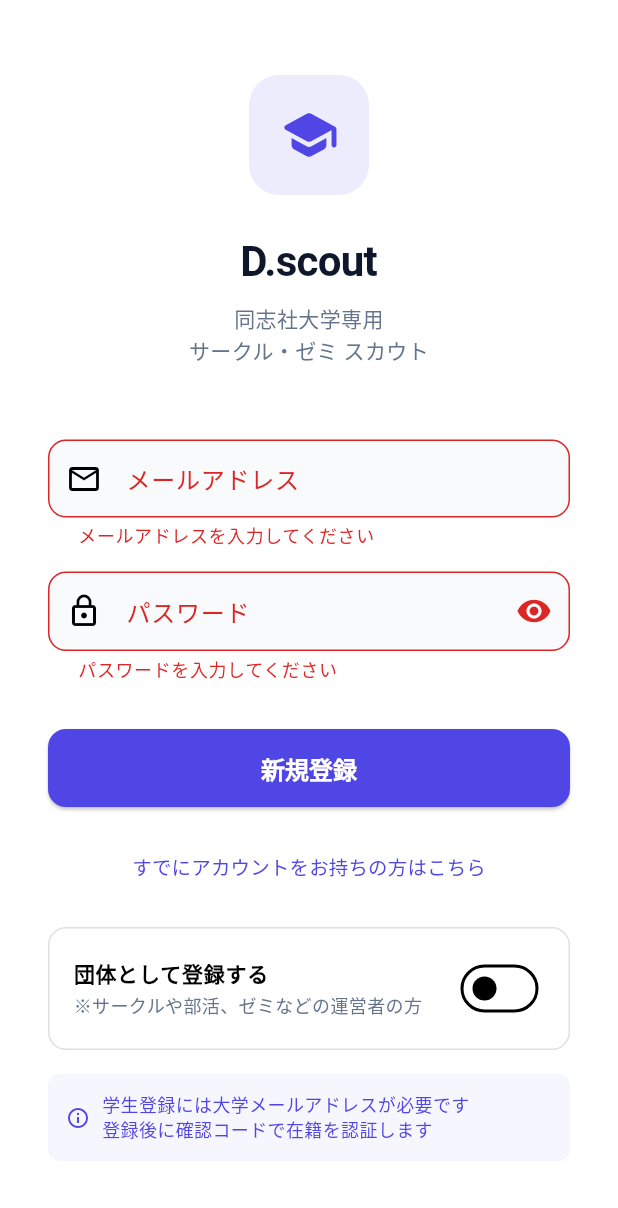
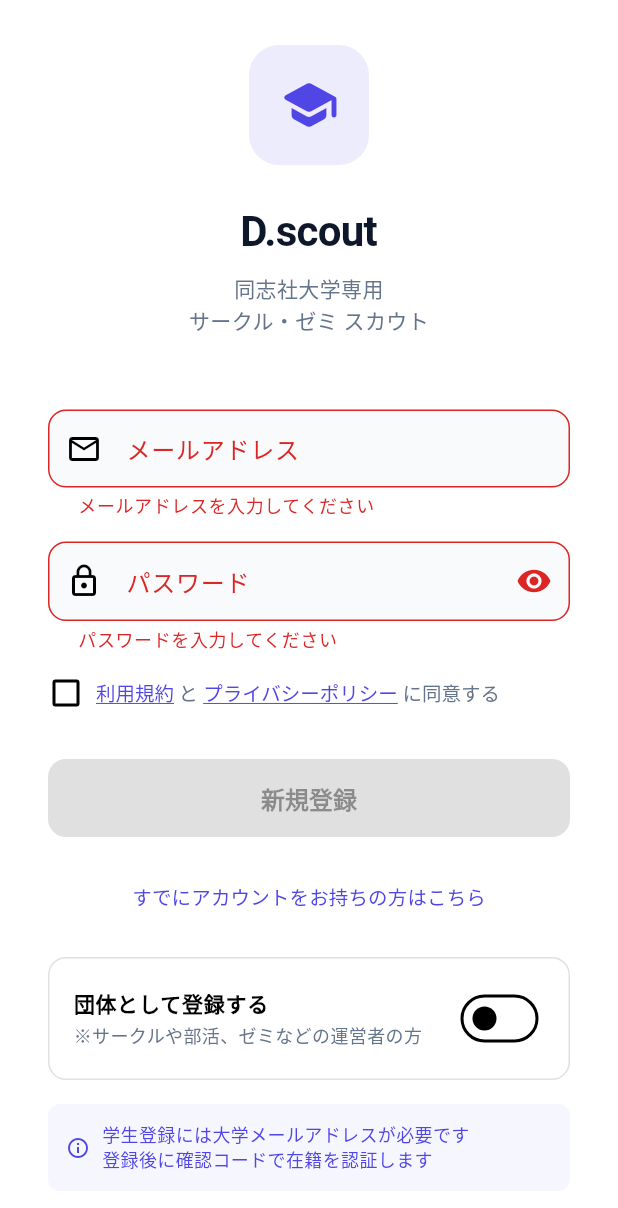
Before and after one commit to nishikawataishi/D-scout, a Flutter app: the screen it shows after launch, after a tap on "ログイン", after a tap on "初めての方はこちら（新規登録）", on a phone screen of 412 x 824 dp. Shown: the top 1208 px of the screen. Run offline on Flutter 3.47's test engine with Material 3 defaults, Android fonts, the phone set to English and light mode, and no system bars; our stand-ins replace cached_network_image, cloud_firestore, cloud_functions, firebase_auth, firebase_core, firebase_storage and 3 more; missing offline and left inert: add_2_calendar; accounts and stored records are empty; generated files the repository leaves out were written again; Roboto replaces fonts that are missing (NotoSansJP).

Commit message:
feat: 利用規約・プライバシーポリシー画面を追加
Apple App Store申請に向けて利用規約・PP表示と新規登録時の同意チェックボックスを実装。
マイページ設定メニューからもいつでも閲覧可能。

Co-Authored-By: Claude Sonnet 4.6 <noreply@anthropic.com>

```diff
--- a/lib/screens/login_screen.dart
+++ b/lib/screens/login_screen.dart
@@ -1,8 +1,11 @@
+import 'package:flutter/gestures.dart';
 import 'package:flutter/material.dart';
 import 'package:provider/provider.dart';
 import '../theme/app_theme.dart';
 import '../services/auth_notifier.dart';
 import '../services/auth_service.dart';
+import 'terms_screen.dart';
+import 'privacy_policy_screen.dart';
 
 /// ログイン画面
 /// 一般メール（Gmail等）でのログイン・新規登録（2層認証の第1層）
@@ -21,6 +24,7 @@ class _LoginScreenState extends State<LoginScreen> {
   bool _isLoading = false;
   bool _isSignUpMode = false;
   bool _isOrganizationMode = false; // 団体アカウント登録フラグ
+  bool _agreedToTerms = false; // 利用規約・PP同意フラグ
 
   /// メールアドレスのバリデーション
   /// 学生モード新規登録時は同志社大学ドメインを必須にする
@@ -217,13 +221,84 @@ class _LoginScreenState extends State<LoginScreen> {
                       ),
                     ),
                   ),
+
+                  // 利用規約・プライバシーポリシー同意チェックボックス（新規登録モード時のみ）
+                  if (_isSignUpMode) ...[
+                    const SizedBox(height: 16),
+                    Row(
+                      crossAxisAlignment: CrossAxisAlignment.center,
+                      children: [
+                        SizedBox(
+                          width: 24,
+                          height: 24,
+                          child: Checkbox(
+                            value: _agreedToTerms,
+                            onChanged: (value) {
+                              setState(() => _agreedToTerms = value ?? false);
+                            },
+                            activeColor: AppTheme.primary,
+                          ),
+                        ),
+                        const SizedBox(width: 8),
+                        Expanded(
+                          child: RichText(
+                            text: TextSpan(
+                              style: const TextStyle(
+                                fontSize: 13,
+                                color: AppTheme.textSecondary,
+                              ),
+                              children: [
+                                TextSpan(
+                                  text: '利用規約',
+                                  style: const TextStyle(
+                                    color: AppTheme.primary,
+                                    decoration: TextDecoration.underline,
+                                  ),
+                                  recognizer: TapGestureRecognizer()
+                                    ..onTap = () {
+                                      Navigator.push(
+                                        context,
+                                        MaterialPageRoute(
+                                          builder: (_) => const TermsScreen(),
+                                        ),
+                                      );
+                                    },
+                                ),
+                                const TextSpan(text: ' と '),
+                                TextSpan(
+                                  text: 'プライバシーポリシー',
+                                  style: const TextStyle(
+                                    color: AppTheme.primary,
+                                    decoration: TextDecoration.underline,
+                                  ),
+                                  recognizer: TapGestureRecognizer()
+                                    ..onTap = () {
+                                      Navigator.push(
+                                        context,
+                                        MaterialPageRoute(
+                                          builder: (_) =>
+                                              const PrivacyPolicyScreen(),
+                                        ),
+                                      );
+                                    },
+                                ),
+                                const TextSpan(text: ' に同意する'),
+                              ],
+                            ),
+                          ),
+                        ),
+                      ],
+                    ),
+                  ],
                   const SizedBox(height: 32),
 
                   // ログイン / 新規登録ボタン
                   SizedBox(
                     width: double.infinity,
                     child: ElevatedButton(
-                      onPressed: _isLoading ? null : _handleSubmit,
+                      onPressed: _isLoading || (_isSignUpMode && !_agreedToTerms)
+                          ? null
+                          : _handleSubmit,
                       child: _isLoading
                           ? const SizedBox(
                               width: 24,
@@ -241,7 +316,10 @@ class _LoginScreenState extends State<LoginScreen> {
                   // モード切り替え
                   TextButton(
                     onPressed: () {
-                      setState(() => _isSignUpMode = !_isSignUpMode);
+                      setState(() {
+                        _isSignUpMode = !_isSignUpMode;
+                        _agreedToTerms = false;
+                      });
                     },
                     child: Text(
                       _isSignUpMode ? 'すでにアカウントをお持ちの方はこちら' : '初めての方はこちら（新規登録）',
--- /dev/null
+++ b/lib/screens/privacy_policy_screen.dart
@@ -0,0 +1,98 @@
+import 'package:flutter/material.dart';
+import '../theme/app_theme.dart';
+
+/// プライバシーポリシー画面
+class PrivacyPolicyScreen extends StatelessWidget {
+  const PrivacyPolicyScreen({super.key});
+
+  @override
+  Widget build(BuildContext context) {
+    return Scaffold(
+      backgroundColor: AppTheme.surface,
+      appBar: AppBar(title: const Text('プライバシーポリシー')),
+      body: const SingleChildScrollView(
+        padding: EdgeInsets.all(20),
+        child: Text(
+          _privacyPolicyText,
+          style: TextStyle(
+            fontSize: 14,
+            height: 1.8,
+            color: AppTheme.textPrimary,
+          ),
+        ),
+      ),
+    );
+  }
+}
+
+const String _privacyPolicyText = '''D.scout プライバシーポリシー
+
+最終更新日：2026年3月20日
+
+D.scout（以下「本サービス」）は、ユーザーの個人情報の保護を重要と考え、以下のとおりプライバシーポリシーを定めます。
+
+1. 取得する情報
+本サービスでは、以下の情報を取得します。
+
+(1) ユーザーが提供する情報
+・メールアドレス（大学メールアドレスを含む）
+・氏名、学部、学年、キャンパス
+・プロフィール写真
+・興味・関心タグ
+・団体情報（団体アカウントの場合：団体名、説明、活動場所等）
+
+(2) 自動的に取得する情報
+・アプリの利用状況（Firebase Analyticsによる匿名の利用統計）
+・端末情報（OS、バージョン等）
+・クラッシュレポート（Firebase Crashlytics）
+
+2. 情報の利用目的
+取得した情報は、以下の目的で利用します。
+・本サービスの提供・運営・改善
+・ユーザー認証（学生認証を含む）
+・団体とユーザーのマッチング機能の提供
+・お問い合わせ対応
+・利用状況の分析によるサービス改善
+・重要なお知らせの通知
+
+3. 情報の第三者提供
+ユーザーの個人情報は、以下の場合を除き、第三者に提供しません。
+・ユーザーの同意がある場合
+・法令に基づく場合
+・人の生命・身体・財産の保護に必要な場合
+
+4. 外部サービスの利用
+本サービスでは、以下の外部サービスを利用しています。
+
+(1) Firebase（Google LLC）
+・Firebase Authentication：ユーザー認証
+・Cloud Firestore：データの保存
+・Firebase Storage：画像ファイルの保存
+・Firebase Analytics：利用状況の匿名分析
+・Firebase Crashlytics：アプリのクラッシュ情報収集
+
+これらのサービスにおける情報の取り扱いについては、Google のプライバシーポリシー（https://policies.google.com/privacy）をご確認ください。
+
+5. 情報の管理
+・取得した個人情報は、適切な安全管理措置を講じて保護します。
+・不正アクセス、紛失、破壊、改ざん、漏洩の防止に努めます。
+
+6. ユーザーの権利
+ユーザーは、以下の権利を有します。
+・自己の個人情報の開示を請求する権利
+・個人情報の訂正・削除を請求する権利
+・アカウントの削除（退会）を行う権利
+
+7. Cookie・トラッキング技術
+本サービスのモバイルアプリでは、Cookieは使用しません。Firebase Analyticsによる匿名の利用統計データの収集を行います。
+
+8. 未成年者の利用
+本サービスは大学生を対象としていますが、18歳未満の方が利用する場合は保護者の同意を得た上でご利用ください。
+
+9. プライバシーポリシーの変更
+本ポリシーの内容は、法令の変更やサービスの変更に伴い、予告なく変更することがあります。変更後のプライバシーポリシーは、アプリ内に掲載した時点から効力を生じるものとします。
+
+10. お問い合わせ
+個人情報の取り扱いに関するお問い合わせは、アプリ内の「ヘルプ・お問い合わせ」よりご連絡ください。
+
+以上''';
--- /dev/null
+++ b/lib/screens/terms_screen.dart
@@ -0,0 +1,82 @@
+import 'package:flutter/material.dart';
+import '../theme/app_theme.dart';
+
+/// 利用規約画面
+class TermsScreen extends StatelessWidget {
+  const TermsScreen({super.key});
+
+  @override
+  Widget build(BuildContext context) {
+    return Scaffold(
+      backgroundColor: AppTheme.surface,
+      appBar: AppBar(title: const Text('利用規約')),
+      body: const SingleChildScrollView(
+        padding: EdgeInsets.all(20),
+        child: Text(
+          _termsText,
+          style: TextStyle(
+            fontSize: 14,
+            height: 1.8,
+            color: AppTheme.textPrimary,
+          ),
+        ),
+      ),
+    );
+  }
+}
+
+const String _termsText = '''D.scout 利用規約
+
+最終更新日：2026年3月20日
+
+この利用規約（以下「本規約」）は、D.scout（以下「本サービス」）の利用に関する条件を定めるものです。本サービスを利用する全てのユーザー（以下「ユーザー」）は、本規約に同意したものとみなされます。
+
+第1条（サービスの概要）
+本サービスは、同志社大学・同志社女子大学の学生と、学内のサークル・部活動・ゼミナール等の団体をつなぐマッチングプラットフォームです。
+
+第2条（アカウント登録）
+1. ユーザーは、正確かつ最新の情報を提供してアカウント登録を行うものとします。
+2. 学生ユーザーは、同志社大学または同志社女子大学が発行するメールアドレスを使用して登録する必要があります。
+3. アカウントの管理責任はユーザー自身にあり、第三者への貸与・譲渡は禁止します。
+4. 登録情報に虚偽が判明した場合、アカウントを停止または削除することがあります。
+
+第3条（禁止事項）
+ユーザーは、以下の行為を行ってはなりません。
+1. 法令または公序良俗に反する行為
+2. 他のユーザーへの嫌がらせ、誹謗中傷、脅迫、ストーカー行為
+3. 虚偽の情報を登録・投稿する行為
+4. 本サービスの運営を妨害する行為
+5. 他のユーザーの個人情報を不正に収集・利用する行為
+6. 商業目的の宣伝・広告・勧誘行為（運営が許可したものを除く）
+7. 本サービスのシステムに対する不正アクセスやリバースエンジニアリング
+8. その他、運営が不適切と判断する行為
+
+第4条（コンテンツの取り扱い）
+1. ユーザーが投稿したコンテンツ（プロフィール情報、写真等）の著作権はユーザーに帰属します。
+2. ただし、本サービスの運営・改善・宣伝のために、投稿コンテンツを無償で利用できる権利を運営に許諾するものとします。
+3. 運営は、法令違反や本規約違反のコンテンツを事前の通知なく削除できるものとします。
+
+第5条（サービスの変更・停止）
+1. 運営は、事前の通知なく本サービスの内容を変更、または一時的もしくは永続的に停止できるものとします。
+2. サービスの変更・停止によりユーザーに損害が生じた場合でも、運営は一切の責任を負いません。
+
+第6条（免責事項）
+1. 本サービスは「現状のまま」提供されるものであり、特定の目的への適合性、正確性、完全性を保証しません。
+2. ユーザー間のトラブルについて、運営は一切の責任を負いません。
+3. 本サービスの利用により生じた損害について、運営の故意または重過失による場合を除き、運営は一切の責任を負いません。
+
+第7条（退会）
+1. ユーザーは、所定の手続きによりいつでも退会できます。
+2. 退会後、アカウントに関連するデータは運営の判断により削除されます。
+3. 退会後のデータ復旧はできません。
+
+第8条（規約の変更）
+1. 運営は、必要に応じて本規約を変更できるものとします。
+2. 重要な変更がある場合は、アプリ内通知等の方法でユーザーに通知します。
+3. 変更後も本サービスを継続して利用する場合、変更後の規約に同意したものとみなされます。
+
+第9条（準拠法・管轄裁判所）
+1. 本規約は日本法に準拠します。
+2. 本サービスに関する紛争は、京都地方裁判所を第一審の専属的合意管轄裁判所とします。
+
+以上''';
```
Also changed, not shown: lib/screens/profile_screen.dart (+28 -0 lines).
